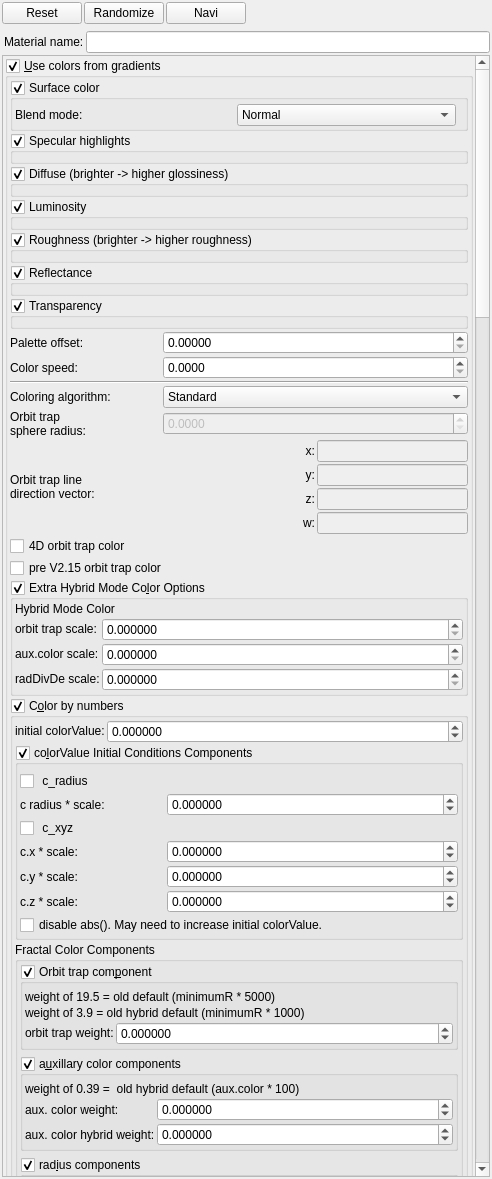
irinox-ctrl/mandelbulber2, file mandelbulber2/qt/material_editor.ui: the form before one commit.
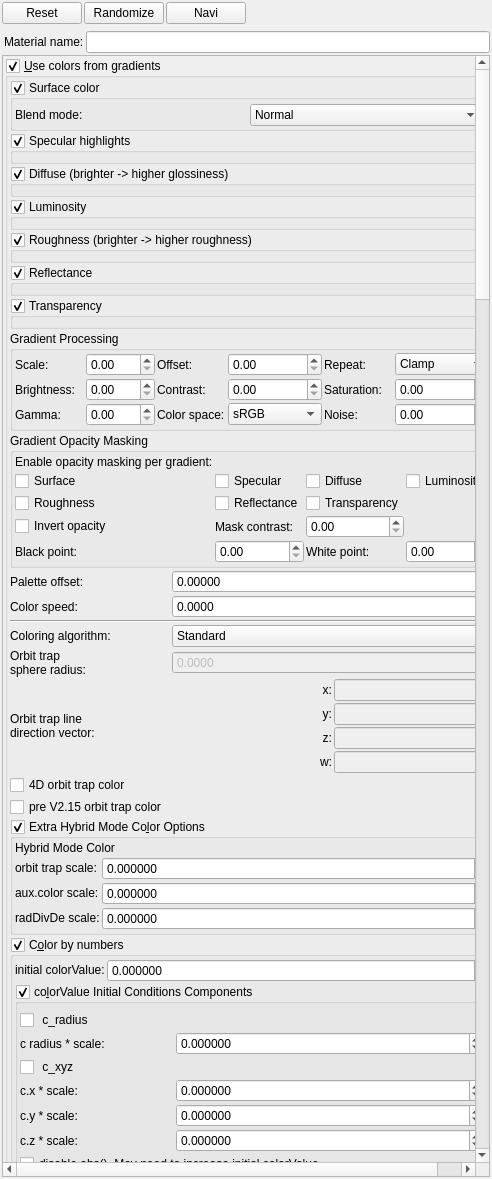
The form after the commit. Icons and pictures are not drawn. Custom widgets are drawn as their Qt base class.

Commit message: Add V3 gradient UI controls, opacity masking for all 7 gradient types, CPU V3 parity

Patch:
```diff
--- a/mandelbulber2/qt/material_editor.ui
+++ b/mandelbulber2/qt/material_editor.ui
@@ -457,6 +457,292 @@
             </layout>
            </widget>
           </item>
+          <item>
+           <widget class="QGroupBox" name="groupBox_gradient_processing">
+            <property name="title">
+             <string>Gradient Processing</string>
+            </property>
+            <layout class="QGridLayout" name="gridLayout_gradient_processing">
+             <property name="spacing">
+              <number>2</number>
+             </property>
+             <property name="leftMargin">
+              <number>2</number>
+             </property>
+             <property name="topMargin">
+              <number>2</number>
+             </property>
+             <property name="rightMargin">
+              <number>2</number>
+             </property>
+             <property name="bottomMargin">
+              <number>2</number>
+             </property>
+             <item row="0" column="0">
+              <widget class="QLabel" name="label_gradient_scale">
+               <property name="text">
+                <string>Scale:</string>
+               </property>
+              </widget>
+             </item>
+             <item row="0" column="1">
+              <widget class="MyDoubleSpinBox" name="spinbox_gradient_scale">
+               <property name="toolTip">
+                <string>Scales the gradient position (1.0 = normal, 2.0 = compressed, 0.5 = stretched)</string>
+               </property>
+              </widget>
+             </item>
+             <item row="0" column="2">
+              <widget class="QLabel" name="label_gradient_offset">
+               <property name="text">
+                <string>Offset:</string>
+               </property>
+              </widget>
+             </item>
+             <item row="0" column="3">
+              <widget class="MyDoubleSpinBox" name="spinbox_gradient_offset">
+               <property name="toolTip">
+                <string>Shifts the gradient position</string>
+               </property>
+              </widget>
+             </item>
+             <item row="0" column="4">
+              <widget class="QLabel" name="label_gradient_repeat_mode">
+               <property name="text">
+                <string>Repeat:</string>
+               </property>
+              </widget>
+             </item>
+             <item row="0" column="5">
+              <widget class="MyComboBox" name="comboBox_gradient_repeat_mode">
+               <property name="toolTip">
+                <string>How the gradient repeats outside [0,1] range</string>
+               </property>
+               <item><property name="text"><string>Clamp</string></property></item>
+               <item><property name="text"><string>Repeat</string></property></item>
+               <item><property name="text"><string>Mirror</string></property></item>
+               <item><property name="text"><string>Mirror Once</string></property></item>
+               <item><property name="text"><string>Extend</string></property></item>
+              </widget>
+             </item>
+             <item row="1" column="0">
+              <widget class="QLabel" name="label_gradient_brightness">
+               <property name="text">
+                <string>Brightness:</string>
+               </property>
+              </widget>
+             </item>
+             <item row="1" column="1">
+              <widget class="MyDoubleSpinBox" name="spinbox_gradient_brightness">
+               <property name="toolTip">
+                <string>Multiplies gradient color brightness</string>
+               </property>
+              </widget>
+             </item>
+             <item row="1" column="2">
+              <widget class="QLabel" name="label_gradient_contrast">
+               <property name="text">
+                <string>Contrast:</string>
+               </property>
+              </widget>
+             </item>
+             <item row="1" column="3">
+              <widget class="MyDoubleSpinBox" name="spinbox_gradient_contrast">
+               <property name="toolTip">
+                <string>Adjusts gradient color contrast</string>
+               </property>
+              </widget>
+             </item>
+             <item row="1" column="4">
+              <widget class="QLabel" name="label_gradient_saturation">
+               <property name="text">
+                <string>Saturation:</string>
+               </property>
+              </widget>
+             </item>
+             <item row="1" column="5">
+              <widget class="MyDoubleSpinBox" name="spinbox_gradient_saturation">
+               <property name="toolTip">
+                <string>Adjusts gradient color saturation (1.0 = normal, 0.0 = grayscale)</string>
+               </property>
+              </widget>
+             </item>
+             <item row="2" column="0">
+              <widget class="QLabel" name="label_gradient_gamma">
+               <property name="text">
+                <string>Gamma:</string>
+               </property>
+              </widget>
+             </item>
+             <item row="2" column="1">
+              <widget class="MyDoubleSpinBox" name="spinbox_gradient_gamma">
+               <property name="toolTip">
+                <string>Gamma correction for gradient colors (1.0 = no change)</string>
+               </property>
+              </widget>
+             </item>
+             <item row="2" column="2">
+              <widget class="QLabel" name="label_gradient_color_space">
+               <property name="text">
+                <string>Color space:</string>
+               </property>
+              </widget>
+             </item>
+             <item row="2" column="3">
+              <widget class="MyComboBox" name="comboBox_gradient_color_space">
+               <property name="toolTip">
+                <string>Interpolation color space for gradients</string>
+               </property>
+               <item><property name="text"><string>sRGB</string></property></item>
+               <item><property name="text"><string>Linear RGB</string></property></item>
+              </widget>
+             </item>
+             <item row="2" column="4">
+              <widget class="QLabel" name="label_gradient_noise_amount">
+               <property name="text">
+                <string>Noise:</string>
+               </property>
+              </widget>
+             </item>
+             <item row="2" column="5">
+              <widget class="MyDoubleSpinBox" name="spinbox_gradient_noise_amount">
+               <property name="toolTip">
+                <string>Adds noise dithering to reduce color banding</string>
+               </property>
+              </widget>
+             </item>
+            </layout>
+           </widget>
+          </item>
+          <item>
+           <widget class="QGroupBox" name="groupBox_gradient_masking">
+            <property name="title">
+             <string>Gradient Opacity Masking</string>
+            </property>
+            <layout class="QGridLayout" name="gridLayout_gradient_masking">
+             <property name="spacing">
+              <number>2</number>
+             </property>
+             <property name="leftMargin">
+              <number>2</number>
+             </property>
+             <property name="topMargin">
+              <number>2</number>
+             </property>
+             <property name="rightMargin">
+              <number>2</number>
+             </property>
+             <property name="bottomMargin">
+              <number>2</number>
+             </property>
+             <item row="0" column="0">
+              <widget class="QLabel" name="label_mask_enable_info">
+               <property name="text">
+                <string>Enable opacity masking per gradient:</string>
+               </property>
+              </widget>
+             </item>
+             <item row="1" column="0">
+              <widget class="MyCheckBox" name="checkBox_surface_gradient_mask_enable">
+               <property name="text">
+                <string>Surface</string>
+               </property>
+              </widget>
+             </item>
+             <item row="1" column="1">
+              <widget class="MyCheckBox" name="checkBox_specular_gradient_mask_enable">
+               <property name="text">
+                <string>Specular</string>
+               </property>
+              </widget>
+             </item>
+             <item row="1" column="2">
+              <widget class="MyCheckBox" name="checkBox_diffuse_gradient_mask_enable">
+               <property name="text">
+                <string>Diffuse</string>
+               </property>
+              </widget>
+             </item>
+             <item row="1" column="3">
+              <widget class="MyCheckBox" name="checkBox_luminosity_gradient_mask_enable">
+               <property name="text">
+                <string>Luminosity</string>
+               </property>
+              </widget>
+             </item>
+             <item row="2" column="0">
+              <widget class="MyCheckBox" name="checkBox_roughness_gradient_mask_enable">
+               <property name="text">
+                <string>Roughness</string>
+               </property>
+              </widget>
+             </item>
+             <item row="2" column="1">
+              <widget class="MyCheckBox" name="checkBox_reflectance_gradient_mask_enable">
+               <property name="text">
+                <string>Reflectance</string>
+               </property>
+              </widget>
+             </item>
+             <item row="2" column="2">
+              <widget class="MyCheckBox" name="checkBox_transparency_gradient_mask_enable">
+               <property name="text">
+                <string>Transparency</string>
+               </property>
+              </widget>
+             </item>
+             <item row="3" column="0">
+              <widget class="MyCheckBox" name="checkBox_opacity_invert">
+               <property name="text">
+                <string>Invert opacity</string>
+               </property>
+              </widget>
+             </item>
+             <item row="3" column="1">
+              <widget class="QLabel" name="label_mask_contrast">
+               <property name="text">
+                <string>Mask contrast:</string>
+               </property>
+              </widget>
+             </item>
+             <item row="3" column="2">
+              <widget class="MyDoubleSpinBox" name="spinbox_mask_contrast">
+               <property name="toolTip">
+                <string>Contrast of the opacity mask</string>
+               </property>
+              </widget>
+             </item>
+             <item row="4" column="0">
+              <widget class="QLabel" name="label_mask_black_point">
+               <property name="text">
+                <string>Black point:</string>
+               </property>
+              </widget>
+             </item>
+             <item row="4" column="1">
+              <widget class="MyDoubleSpinBox" name="spinbox_mask_black_point">
+               <property name="toolTip">
+                <string>Remap opacity range: values below this become 0</string>
+               </property>
+              </widget>
+             </item>
+             <item row="4" column="2">
+              <widget class="QLabel" name="label_mask_white_point">
+               <property name="text">
+                <string>White point:</string>
+               </property>
+              </widget>
+             </item>
+             <item row="4" column="3">
+              <widget class="MyDoubleSpinBox" name="spinbox_mask_white_point">
+               <property name="toolTip">
+                <string>Remap opacity range: values above this become 1</string>
+               </property>
+              </widget>
+             </item>
+            </layout>
+           </widget>
+          </item>
           <item>
            <layout class="QGridLayout" name="gridLayout_34" rowstretch="0,0,0,0,0,0,0,0,0" columnstretch="0,0,0">
             <property name="spacing">
```
The commit also changes 3 other files.
